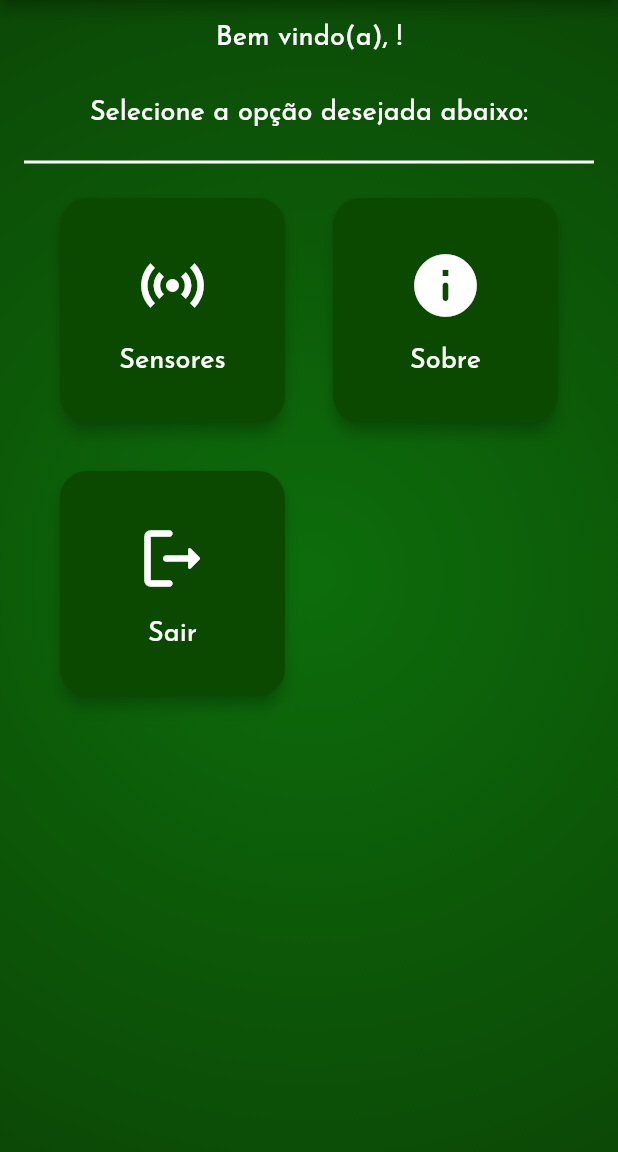
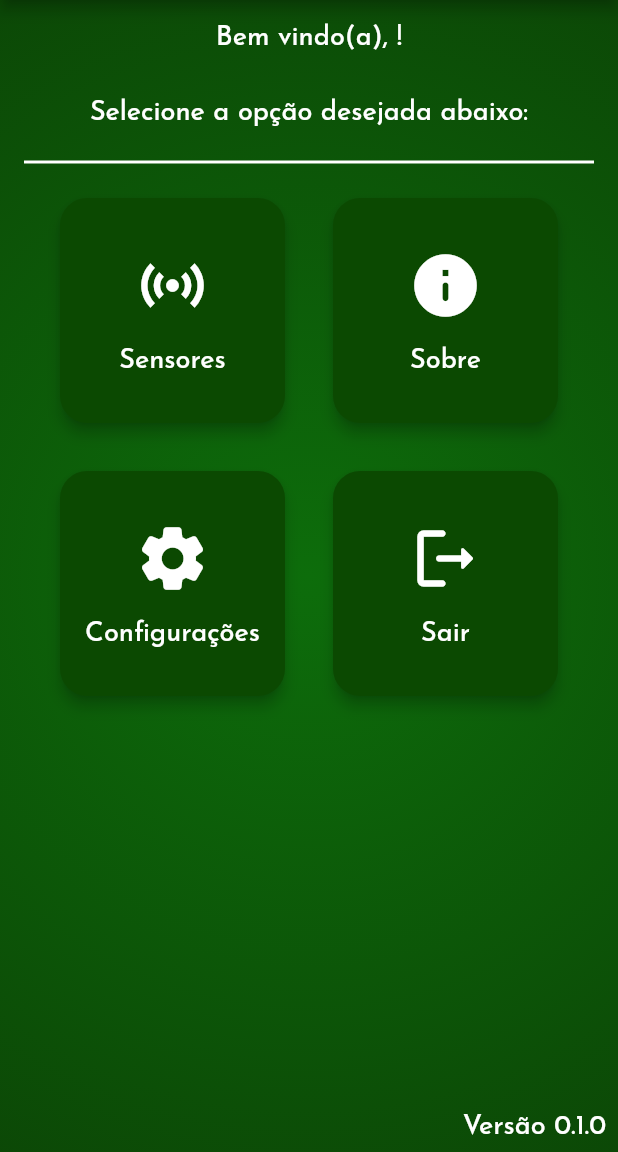
Before and after one commit to paivaricardo/planto_iot_flutter, a Flutter app: the screen it shows once a user with an empty profile is signed in, after a tap on "Sair", on a phone screen of 412 x 824 dp, the part 84-1236 px from its top. Run offline on Flutter 3.47's test engine with Material 2 defaults, Android fonts, the phone set to English and light mode, and no system bars; our stand-ins replace firebase_auth, firebase_core, font_awesome_flutter, google_sign_in; accounts and stored records are empty; network calls fail.

Commit message:
Finalizada a versão inicial com a tela de login, tela sobre e os placeholders para entrega.

```diff
--- a/lib/components/dashboard_button.dart
+++ b/lib/components/dashboard_button.dart
@@ -19,8 +19,12 @@ class DashboardButton extends StatelessWidget {
     return Padding(
       padding: const EdgeInsets.all(16.0),
       child: SizedBox(
-        width: 150,
-        height: 150,
+        width: MediaQuery.of(context).size.height * 0.3 > 150
+            ? 150
+            : MediaQuery.of(context).size.height * 0.3,
+        height: MediaQuery.of(context).size.height * 0.3 > 150
+            ? 150
+            : MediaQuery.of(context).size.height * 0.3,
         child: ElevatedButton(
           style: ElevatedButton.styleFrom(
             elevation: 4,
--- a/lib/main.dart
+++ b/lib/main.dart
@@ -1,10 +1,7 @@
-import 'package:firebase_auth/firebase_auth.dart';
 import 'package:firebase_core/firebase_core.dart';
 import 'package:flutter/material.dart';
-import 'package:planto_iot_flutter/components/auth_wrapper/auth_wrapper_component.dart';
 import 'package:planto_iot_flutter/firebase_options.dart';
-import 'package:planto_iot_flutter/services/firebase_auth_service.dart';
-import 'package:provider/provider.dart';
+import 'package:planto_iot_flutter/planto_iot_app.dart';
 
 Future<void> main() async {
   WidgetsFlutterBinding.ensureInitialized();
@@ -17,24 +14,3 @@ Future<void> main() async {
   // Rodar o app
   runApp(const PlantoIoTApp());
 }
-
-class PlantoIoTApp extends StatelessWidget {
-  const PlantoIoTApp({super.key});
-
-  @override
-  Widget build(BuildContext context) {
-    // O StreamProvider é um wiget gerenciador de estado que fornece o usuário que está logado no Firebase para qualquer Widget filho
-    return StreamProvider<User?>.value(
-      value: FirebaseAuthService.authStateChanges,
-      initialData: null,
-      child: MaterialApp(
-        title: 'Planto App',
-        theme: ThemeData(
-          primarySwatch: Colors.green,
-        ),
-        debugShowCheckedModeBanner: false,
-        home: const AuthWrapperComponent(),
-      ),
-    );
-  }
-}
--- /dev/null
+++ b/lib/planto_iot_app.dart
@@ -0,0 +1,35 @@
+import 'package:firebase_auth/firebase_auth.dart';
+import 'package:flutter/material.dart';
+import 'package:planto_iot_flutter/screens/configuracoes/configuracoes_screen.dart';
+import 'package:planto_iot_flutter/screens/sensores/sensores_screen.dart';
+import 'package:planto_iot_flutter/screens/sobre/sobre_screen.dart';
+import 'package:provider/provider.dart';
+import 'package:planto_iot_flutter/components/auth_wrapper/auth_wrapper_component.dart';
+import 'package:planto_iot_flutter/services/firebase_auth_service.dart';
+
+// Este é a classe principal da aplicação
+class PlantoIoTApp extends StatelessWidget {
+  const PlantoIoTApp({super.key});
+
+  @override
+  Widget build(BuildContext context) {
+    // O StreamProvider é um wiget gerenciador de estado que fornece o usuário que está logado no Firebase para qualquer Widget filho
+    return StreamProvider<User?>.value(
+      value: FirebaseAuthService.authStateChanges,
+      initialData: null,
+      child: MaterialApp(
+        title: 'Planto App',
+        theme: ThemeData(
+          primarySwatch: Colors.green,
+        ),
+        debugShowCheckedModeBanner: false,
+        home: const AuthWrapperComponent(),
+        routes: {
+          '/sensores': (context) => const SensoresScreen(),
+          '/sobre': (context) => const SobreScreen(),
+          '/configuracoes': (context) => const ConfiguracoesScreen(),
+        }
+      ),
+    );
+  }
+}
--- a/lib/screens/dashboard/dashboard_screen.dart
+++ b/lib/screens/dashboard/dashboard_screen.dart
@@ -32,9 +32,13 @@ class _DashboardScreenState extends State<DashboardScreen> {
           ),
           flexibleSpace: const PlantoIOTAppBarBackground()),
       body: Container(
-        width: double.infinity,
+        height: MediaQuery.of(context).size.height,
+        width: MediaQuery.of(context).size.width,
         decoration: PlantoIoTBackgroundBuilder().buildPlantoIoTAppBackGround(
             firstRadialColor: 0xFF0D6D0B, secondRadialColor: 0xFF0B3904),
+        child: Stack(
+          children: [
+            SingleChildScrollView(
               child: Column(
                 mainAxisSize: MainAxisSize.max,
                 children: [
@@ -66,15 +70,37 @@ class _DashboardScreenState extends State<DashboardScreen> {
                   ),
                   Wrap(alignment: WrapAlignment.spaceBetween, children: [
                     DashboardButton(
-                  onPressed: () {}, title: 'Sensores', icon: Icons.sensors),
+                        onPressed: () {
+                          Navigator.pushNamed(context, '/sensores');
+                        },
+                        title: 'Sensores',
+                        icon: Icons.sensors),
                     DashboardButton(
-                  onPressed: () {}, title: 'Sobre', icon: Icons.info_rounded),
+                        onPressed: () {
+                          Navigator.pushNamed(context, '/sobre');
+                        },
+                        title: 'Sobre',
+                        icon: Icons.info_rounded),
+                    DashboardButton(
+                        onPressed: () {
+                          Navigator.pushNamed(context, '/configuracoes');
+                        },
+                        title: 'Configurações',
+                        icon: Icons.settings_rounded),
                     DashboardButton(
                         onPressed: () => FirebaseAuthService.signOut(),
-                  onLongPress: () => FirebaseAuthService.signOutSocialProviders(),
+                        onLongPress: () =>
+                            FirebaseAuthService.signOutSocialProviders(),
                         title: 'Sair',
                         icon: Icons.logout_rounded),
-            ])
+                  ]),
+                ],
+              ),
+            ),
+            const Padding(
+              padding: EdgeInsets.all(8.0),
+              child: Align(alignment: Alignment.bottomRight, child: Text("Versão 0.1.0", style: TextStyle(color: Colors.white, fontSize: 18.0, fontFamily: 'Josefin Sans'))),
+            )
           ],
         ),
       ),
--- a/lib/screens/login/login_screen.dart
+++ b/lib/screens/login/login_screen.dart
@@ -1,4 +1,5 @@
 import 'package:flutter/material.dart';
+import 'package:font_awesome_flutter/font_awesome_flutter.dart';
 import 'package:planto_iot_flutter/components/planto_iot_background_builder.dart';
 import 'package:planto_iot_flutter/components/planto_iot_title_component.dart';
 import 'package:planto_iot_flutter/services/firebase_auth_service.dart';
@@ -77,17 +78,21 @@ class LoginScreen extends StatelessWidget {
                 },
                 child: Row(
                   mainAxisSize: MainAxisSize.min,
+                  mainAxisAlignment: MainAxisAlignment.spaceBetween,
                   children: const [
-                    Icon(
-                      Icons.g_mobiledata_outlined,
+                    FaIcon(
+                      FontAwesomeIcons.google,
                       color: Colors.white,
                     ),
-                    Text(
+                    Padding(
+                      padding: EdgeInsets.only(left: 16.0),
+                      child: Text(
                         "Entrar com Google",
                         style: TextStyle(
                             color: Colors.white,
                             fontFamily: 'FredokaOne',
                             fontSize: 18),
+                      ),
                     ),
                   ],
                 ),
@@ -101,8 +106,8 @@ class LoginScreen extends StatelessWidget {
               "2023, Centro Universitário de Brasília",
               style: TextStyle(
                   color: Colors.white,
-                  fontFamily: 'FredokaOne',
-                  fontSize: 18,
+                  fontFamily: 'Josefin Sans',
+                  fontSize: 16,
                   decoration: TextDecoration.none),
             ),
           ),
--- a/pubspec.yaml
+++ b/pubspec.yaml
@@ -39,6 +39,7 @@ dependencies:
   firebase_core: ^2.8.0
   firebase_auth: ^4.3.0
   google_sign_in: ^6.0.2
+  font_awesome_flutter: ^10.4.0
 
 dev_dependencies:
   flutter_test:
```
Also changed, not shown: lib/screens/configuracoes/configuracoes_screen.dart (added, +58 -0 lines), lib/screens/sensores/sensores_screen.dart (added, +58 -0 lines), lib/screens/sobre/sobre_screen.dart (added, +176 -0 lines), pubspec.lock, 1 other file. Lines whose indentation alone changed are shown as unchanged.
